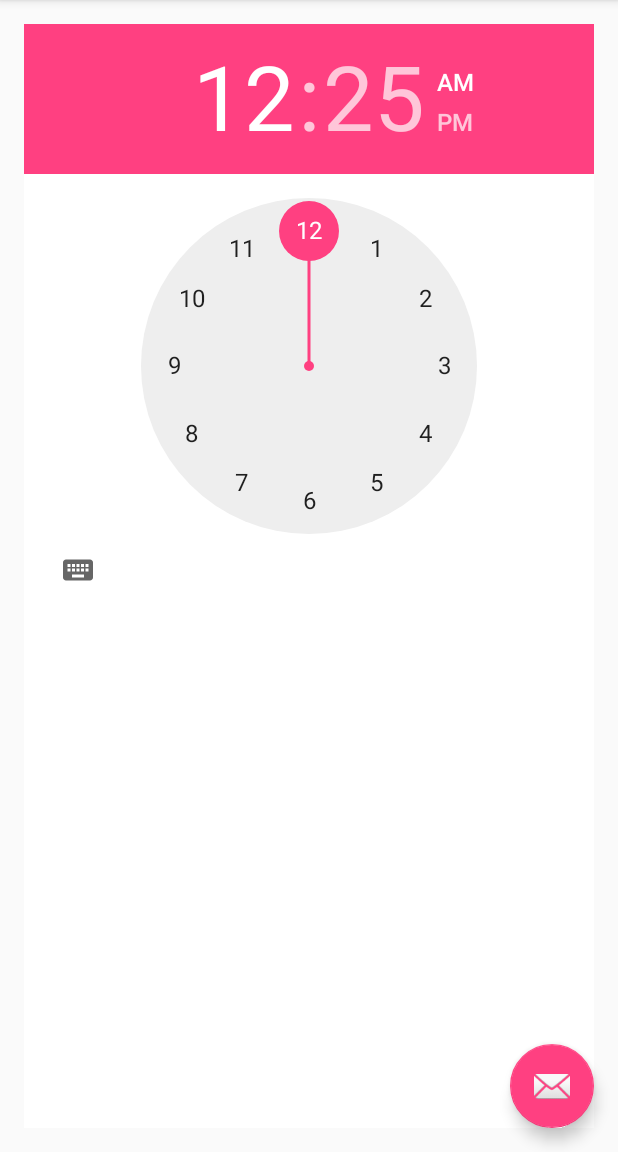
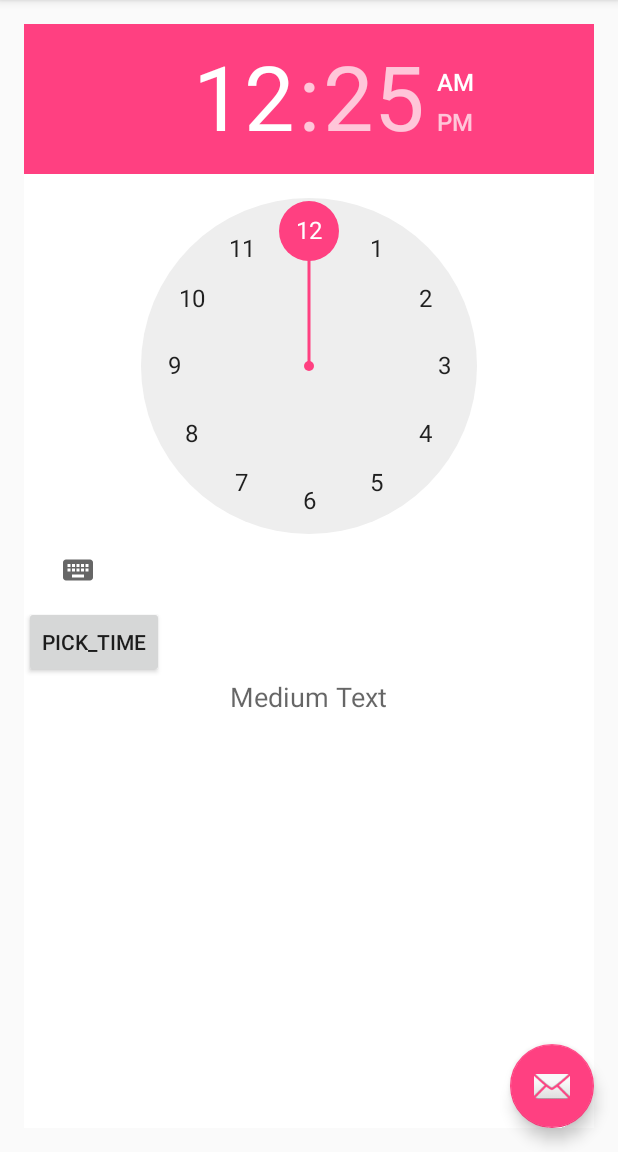
Before and after one commit to mariomenezes/EnergySaver, an Android app: the fragment ProgramarFragment placed in its activity, on a phone screen of 412 x 824 dp, the part 84-1236 px from its top. Run offline under Robolectric (Android 15) with nearby library versions, the phone set to English and light mode, and no system bars.

Commit message:
corrigod problema do getView(), time picker está quebrando

```diff
--- a/app/src/main/java/com/mmc/energysaver/Fragments/ProgramarFragment.java
+++ b/app/src/main/java/com/mmc/energysaver/Fragments/ProgramarFragment.java
@@ -1,21 +1,93 @@
 package com.mmc.energysaver.Fragments;
 
+import android.app.Dialog;
+import android.app.TimePickerDialog;
 import android.os.Bundle;
+import android.support.v4.app.DialogFragment;
 import android.support.v4.app.Fragment;
+import android.text.format.DateFormat;
 import android.view.LayoutInflater;
 import android.view.View;
 import android.view.ViewGroup;
+import android.widget.TextView;
+import android.widget.TimePicker;
 
 import com.mmc.energysaver.R;
+
+import java.util.Calendar;
 
 /**
  * Created by mario on 12/08/16.
  */
 public class ProgramarFragment extends Fragment{
+
+    private TimePicker timePicker1;
+    private TextView time;
+    private Calendar calendar;
+    private String format = "";
+
     @Override
     public View onCreateView(LayoutInflater inflater, ViewGroup container,
                              Bundle savedInstanceState) {
+
+        View view = inflater.inflate(R.layout.programar, container, false);
+
+        timePicker1 = (TimePicker) view.findViewById(R.id.timePicker);
+        time = (TextView) view.findViewById(R.id.textView3);
+        calendar = Calendar.getInstance();
+
+        int hour = calendar.get(Calendar.HOUR_OF_DAY);
+        int min = calendar.get(Calendar.MINUTE);
+        showTime(hour, min);
+
         // Inflate the layout for this fragment
         return inflater.inflate(R.layout.programar, container, false);
     }
+
+
+
+    public void setTime(View view) {
+        int hour = timePicker1.getCurrentHour();
+        int min = timePicker1.getCurrentMinute();
+        showTime(hour, min);
+    }
+
+    public void showTime(int hour, int min) {
+        if (hour == 0) {
+            hour += 12;
+            format = "AM";
+        }
+        else if (hour == 12) {
+            format = "PM";
+        } else if (hour > 12) {
+            hour -= 12;
+            format = "PM";
+        } else {
+            format = "AM";
+        }
+        time.setText(new StringBuilder().append(hour).append(" : ").append(min)
+                .append(" ").append(format));
+    }
+
+
+/*public  class ProgramarFragment extends DialogFragment
+        implements TimePickerDialog.OnTimeSetListener {
+
+    @Override
+    public Dialog onCreateDialog(Bundle savedInstanceState) {
+        // Use the current time as the default values for the picker
+        final Calendar c = Calendar.getInstance();
+        int hour = c.get(Calendar.HOUR_OF_DAY);
+        int minute = c.get(Calendar.MINUTE);
+
+        // Create a new instance of TimePickerDialog and return it
+        return new TimePickerDialog(getActivity(), this, hour, minute,
+                DateFormat.is24HourFormat(getActivity()));
+    }
+
+    public void onTimeSet(TimePicker view, int hourOfDay, int minute) {
+        // Do something with the time chosen by the user
+    }
+}*/
+
 }
--- a/app/src/main/res/layout/programar.xml
+++ b/app/src/main/res/layout/programar.xml
@@ -12,4 +12,19 @@
         android:layout_height="wrap_content"
         android:id="@+id/timePicker"
         android:layout_gravity="center_horizontal" />
+
+    <Button
+        android:layout_width="wrap_content"
+        android:layout_height="wrap_content"
+        android:text="@string/pick_time"
+        android:onClick="showTimePickerDialog" />
+
+    <TextView
+        android:layout_width="wrap_content"
+        android:layout_height="wrap_content"
+        android:textAppearance="?android:attr/textAppearanceMedium"
+        android:text="Medium Text"
+        android:id="@+id/textView3"
+        android:layout_gravity="center_horizontal" />
+
 </LinearLayout>
--- a/app/src/main/res/values/strings.xml
+++ b/app/src/main/res/values/strings.xml
@@ -10,6 +10,7 @@
     <string name="cameras">Câmeras</string>
     <string name="sensores">Sensores</string>
     <string name="programar">Programar</string>
+    <string name="pick_time">pick_time</string>
 
 
 
```
Also changed, not shown: app/src/main/java/com/mmc/energysaver/Fragments/LampadasFragment.java (+6 -4 lines), app/src/main/java/com/mmc/energysaver/Fragments/TomadasFragment.java (+6 -4 lines), app/src/main/res/drawable/new_button.xml (added, +8 -0 lines), app/src/main/res/layout/lampadas.xml (+8 -8 lines), app/src/main/res/layout/tomadas.xml (+8 -8 lines).
